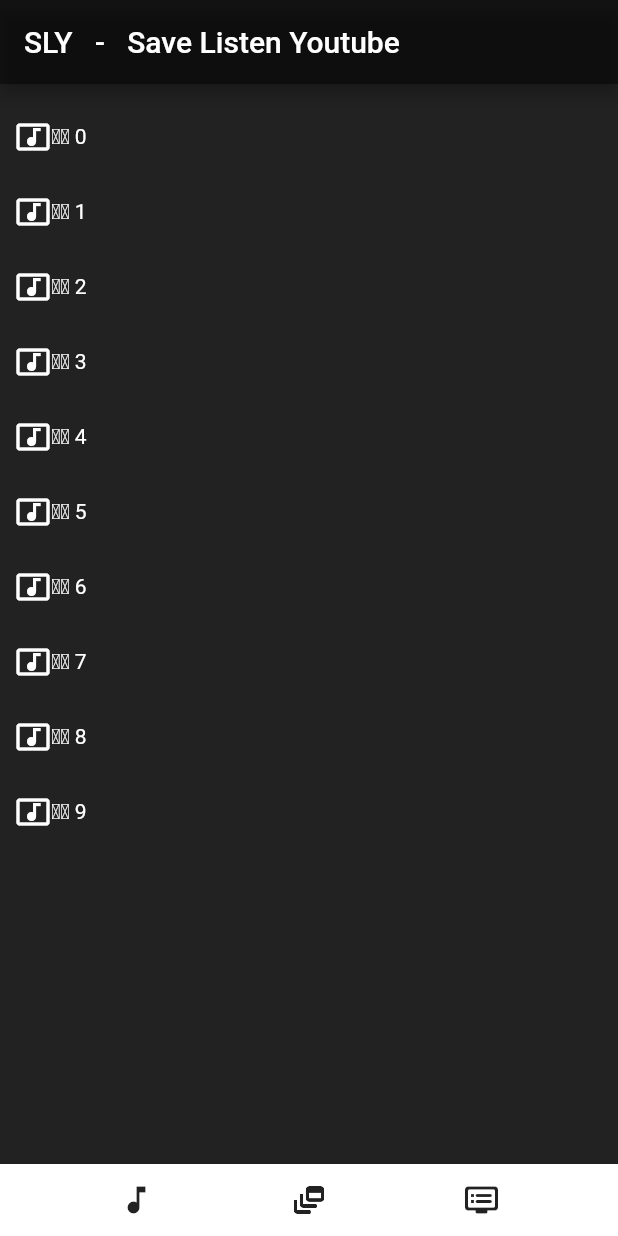
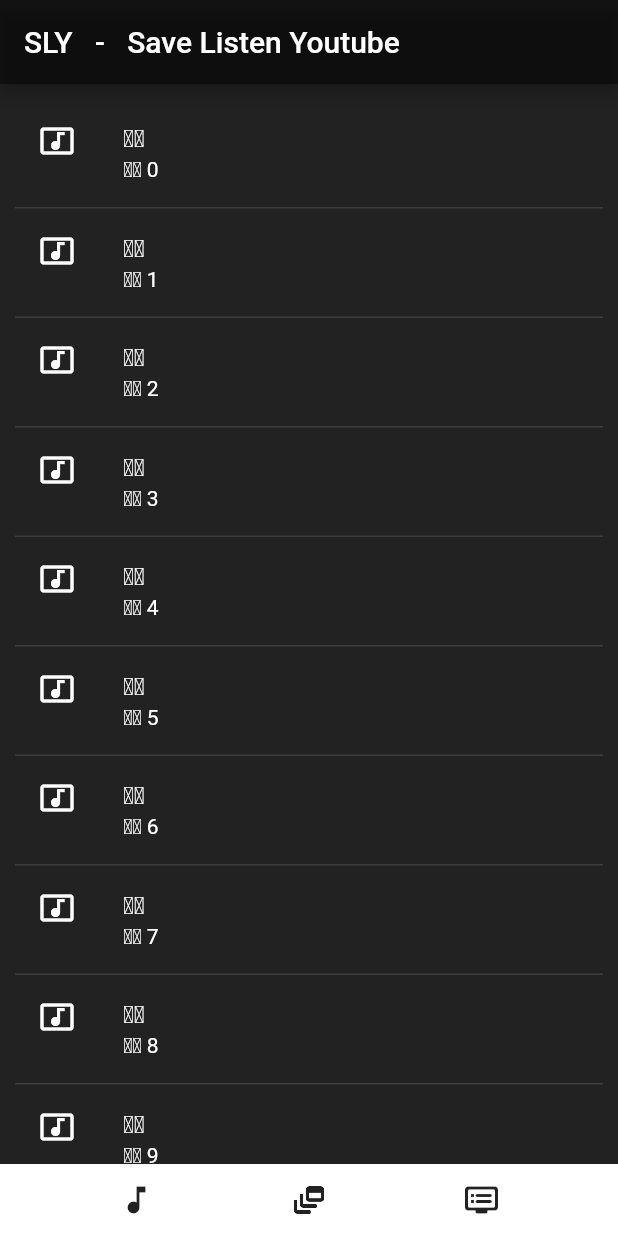
Before and after one commit to kysth0707/slyflutter, a Flutter app: the screen it shows after launch, item 2 of the bottom bar chosen, on a phone screen of 412 x 824 dp. Run offline on Flutter 3.47's test engine with Material 2 defaults, Android fonts, the phone set to English and light mode, and no system bars.

```diff
--- a/lib/main.dart
+++ b/lib/main.dart
@@ -1,4 +1,5 @@
 import 'package:flutter/material.dart';
+import 'APIKey.dart' as KEY;
 
 var WebPage = 0;
 
@@ -111,21 +112,10 @@ class MusicList extends StatelessWidget{
             title: Text('SLY   -   Save Listen Youtube',
                 style: TextStyle(fontSize: 20))
         ),
-        body: ListView.builder(itemCount: 10,
+        body: ListView.builder(itemCount: 65,
           padding: EdgeInsets.all(10),
           itemBuilder: (BuildContext context, int index){
-            return Row(
-              children: [
-                Icon(Icons.music_video, color: Colors.white,),
-                Container(
-                  height: 50,
-                  child: Center(
-                    child: Text('ㅎㅇ ${index}',
-                      style: TextStyle(color: Colors.white),),
-                  )
-                )
-              ],
-            );
+            return MusicListShow(index);
           }),
 
 
@@ -151,4 +141,47 @@ class MusicList extends StatelessWidget{
       ),
     );
   }
+
+  Widget MusicListShow(int index) {
+    return Column(
+      children: [
+        ListTile(
+          title: Text('ㅎㅇ', style: TextStyle(color: Colors.white),),
+          subtitle: Text('ㅎㅇ ${index}', style: TextStyle(color: Colors.white),),
+          leading: Icon(Icons.music_video, color: Colors.white,),
+
+          onTap: (){
+            print(index);
+          },
+        ),
+        Container(height: 1, color: Colors.white12,)
+      ],
+    );
+  }
 }
+
+//   Row MusicListShow(int index) {
+//     return Row(
+//       children: [
+//         Icon(Icons.music_video, color: Colors.white),
+//         Container(
+//           height: 80,
+//           child: Row(
+//             mainAxisAlignment: MainAxisAlignment.start,
+//             children: [
+//               SizedBox(width: 50,),
+//               Column(
+//                 children: [
+//                   Text('ㅎㅇ ${index}',
+//                     style: TextStyle(color: Colors.white, fontSize: 20),),
+//                   Text('ㅎㅇ ${index}',
+//                     style: TextStyle(color: Colors.white, fontSize: 15),),
+//                 ],
+//               )
+//             ],
+//           )
+//         )
+//       ],
+//     );
+//   }
+// }
```
Also changed, not shown: 1 other file.
